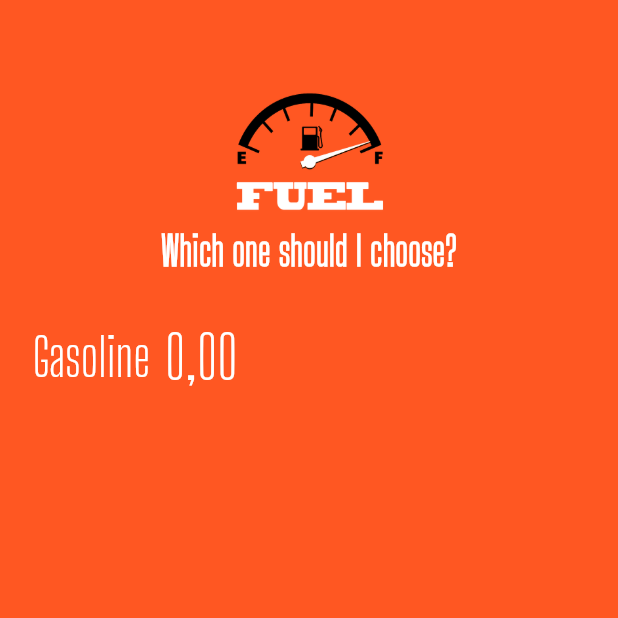
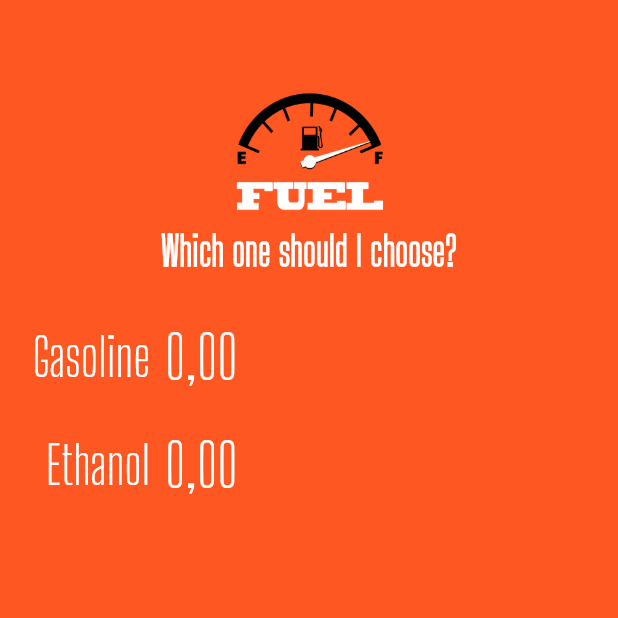
Before and after one commit to DiegoRomario/fuel_helper_flutter_app, a Flutter app: the screen it shows after launch, on a phone screen of 412 x 824 dp, the top half of it. Run offline on Flutter 3.47's test engine with Material 2 defaults, Android fonts, the phone set to English and light mode, and no system bars; our stand-ins replace flutter_masked_text.

Commit message:
adding Input widget

```diff
--- a/lib/main.dart
+++ b/lib/main.dart
@@ -1,5 +1,6 @@
 import 'package:flutter/material.dart';
 import 'package:flutter_masked_text/flutter_masked_text.dart';
+import 'package:fuel_helper_flutter_app/widgets/input.widget.dart';
 
 import 'widgets/logo.widget.dart';
 
@@ -22,6 +23,7 @@ class MyApp extends StatelessWidget {
 
 class HomePage extends StatelessWidget {
   var _gasCtrl = new MoneyMaskedTextController();
+  var _ethCtrl = new MoneyMaskedTextController();
   @override
   Widget build(BuildContext context) {
     return Scaffold(
@@ -29,35 +31,8 @@ class HomePage extends StatelessWidget {
       body: ListView(
         children: <Widget>[
           Logo(),
-          Row(
-            children: <Widget>[
-              Container(
-                width: 100,
-                alignment: Alignment.centerRight,
-                child: Text(
-                  "Gasoline",
-                  style: TextStyle(
-                    color: Colors.white,
-                    fontSize: 35,
-                    fontFamily: "Big Shoulders Display",
-                  ),
-                ),
-              ),
-              SizedBox(
-                width: 10,
-              ),
-              Expanded(
-                  child: TextFormField(
-                controller: _gasCtrl,
-                keyboardType: TextInputType.number,
-                style: TextStyle(
-                    color: Colors.white,
-                    fontSize: 40,
-                    fontFamily: "Big Shoulders Display"),
-                decoration: InputDecoration(border: InputBorder.none),
-              ))
-            ],
-          )
+          Input(label: "Gasoline", ctrl: _gasCtrl),
+          Input(label: "Ethanol", ctrl: _ethCtrl)
         ],
       ),
     );
--- a/lib/widgets/input.widget.dart
+++ b/lib/widgets/input.widget.dart
@@ -0,0 +1,42 @@
+import 'package:flutter/material.dart';
+import 'package:flutter_masked_text/flutter_masked_text.dart';
+
+class Input extends StatelessWidget {
+  var label = "";
+  var ctrl = new MoneyMaskedTextController();
+
+  Input({@required this.label, @required this.ctrl});
+
+  @override
+  Widget build(BuildContext context) {
+    return Row(
+      children: <Widget>[
+        Container(
+          width: 100,
+          alignment: Alignment.centerRight,
+          child: Text(
+            label,
+            style: TextStyle(
+              color: Colors.white,
+              fontSize: 35,
+              fontFamily: "Big Shoulders Display",
+            ),
+          ),
+        ),
+        SizedBox(
+          width: 10,
+        ),
+        Expanded(
+            child: TextFormField(
+          controller: ctrl,
+          keyboardType: TextInputType.number,
+          style: TextStyle(
+              color: Colors.white,
+              fontSize: 40,
+              fontFamily: "Big Shoulders Display"),
+          decoration: InputDecoration(border: InputBorder.none),
+        ))
+      ],
+    );
+  }
+}
```
